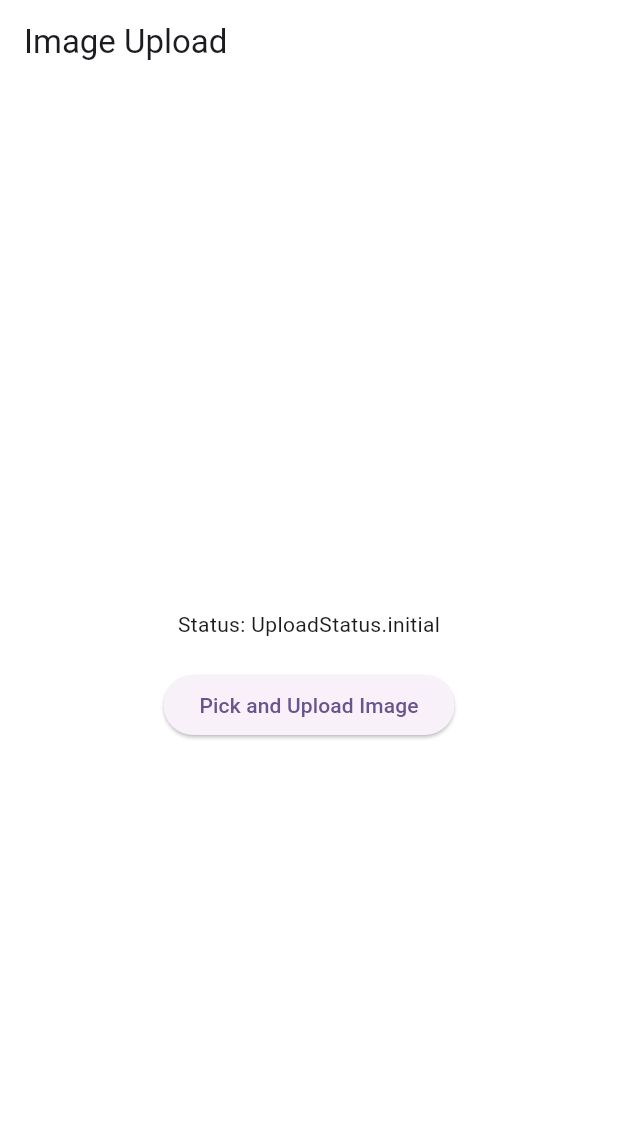
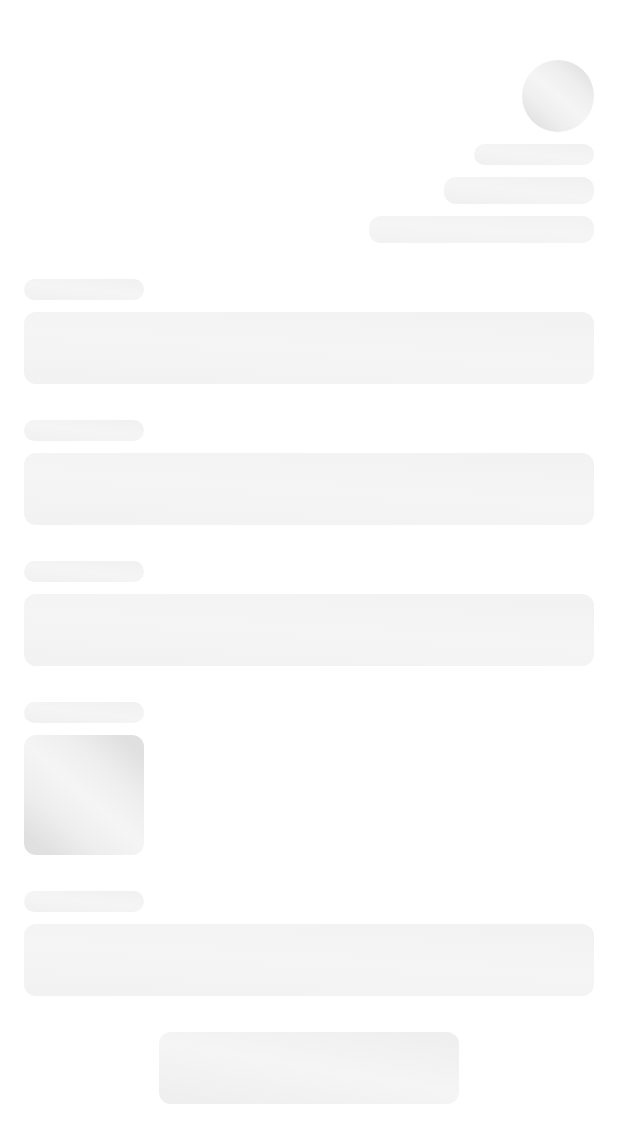
Before and after one commit to Shreyanshgupta19/Upload-image-to-server-using-sql, a Flutter app: the screen it shows after launch, on a phone screen of 412 x 824 dp. Shown: the top 1143 px of the screen. Run offline on Flutter 3.47's test engine with Material 3 defaults, Android fonts, the phone set to English and light mode, and no system bars; our stand-ins replace dio, file_picker, flutter_riverpod, image_picker, sqflite; accounts and stored records are empty.

Commit message:
adding shimmer effect

```diff
--- /dev/null
+++ b/lib/config/Shimmer effect/Shimmer_Dummy_UI/shimmer effect.dart
@@ -0,0 +1,75 @@
+import 'package:flutter/material.dart';
+import 'package:upload_image_to_server_using_sql/config/Shimmer%20effect/Shimmer_Group_Widget/shimmer_group_widget.dart';
+import 'package:upload_image_to_server_using_sql/config/Shimmer%20effect/Shimmer_Widget/shimmer_container.dart';
+
+class ShimmerFormLoading extends StatelessWidget {
+  const ShimmerFormLoading({Key? key}) : super(key: key);
+
+  @override
+  Widget build(BuildContext context) {
+    return Padding(
+      padding: const EdgeInsets.all(16.0),
+      child: SingleChildScrollView(
+        child: Column(
+          crossAxisAlignment: CrossAxisAlignment.start,
+          children: [
+            const SizedBox(height: 24),
+
+            // for Profile
+            ShimmerGroup(
+              rowMainAxisAlignment: MainAxisAlignment.end,
+              rowCrossAxisAlignment: CrossAxisAlignment.center,
+              columnMainAxisAlignment: MainAxisAlignment.center,
+              columnCrossAxisAlignment: CrossAxisAlignment.end,
+              insideChildren: [
+                buildShimmerField(height: 48, width: 48, radius: 100),
+                const SizedBox(height: 8),
+                buildShimmerLabel(),
+                const SizedBox(height: 8),
+                buildShimmerField(height: 18, width: 100),
+                const SizedBox(height: 8),
+                buildShimmerField(height: 18, width: 150),
+                const SizedBox(height: 24),
+              ],
+
+            ),
+
+            // Name field shimmer
+            buildShimmerLabel(),
+            const SizedBox(height: 8),
+            buildShimmerField(height: 48),
+            const SizedBox(height: 24),
+
+            // Email field shimmer
+            buildShimmerLabel(),
+            const SizedBox(height: 8),
+            buildShimmerField(height: 48),
+            const SizedBox(height: 24),
+
+            // Message field shimmer
+            buildShimmerLabel(),
+            const SizedBox(height: 8),
+            buildShimmerField(height: 48),
+            const SizedBox(height: 24),
+            buildShimmerLabel(),
+            const SizedBox(height: 8),
+            buildShimmerField(height: 80, width: 80),
+            const SizedBox(height: 24),
+            buildShimmerLabel(),
+            const SizedBox(height: 8),
+            buildShimmerField(height: 48),
+            const SizedBox(height: 24),
+
+
+            // Button shimmer
+            Center(
+              child: buildShimmerField(height: 48, width: 200),
+            ),
+            const SizedBox(height: 24),
+          ],
+        ),
+      ),
+    );
+  }
+
+}
--- /dev/null
+++ b/lib/config/Shimmer effect/Shimmer_Group_Widget/shimmer_group_widget.dart
@@ -0,0 +1,39 @@
+import 'package:flutter/material.dart';
+
+class ShimmerGroup extends StatelessWidget {
+  final MainAxisAlignment? rowMainAxisAlignment;
+  final CrossAxisAlignment? rowCrossAxisAlignment;
+  final MainAxisAlignment? columnMainAxisAlignment;
+  final CrossAxisAlignment? columnCrossAxisAlignment;
+  final List<Widget>? insideChildren;
+  final List<Widget>? outsideChildren;
+
+  const ShimmerGroup({
+    super.key,
+    this.rowMainAxisAlignment,
+    this.rowCrossAxisAlignment,
+    this.columnMainAxisAlignment,
+    this.columnCrossAxisAlignment,
+    this.insideChildren,
+    this.outsideChildren,
+  });
+
+  @override
+  Widget build(BuildContext context) {
+    return Row(
+      mainAxisAlignment: rowMainAxisAlignment ?? MainAxisAlignment.start,
+      crossAxisAlignment: rowCrossAxisAlignment ?? CrossAxisAlignment.start,
+      children: [
+        Column(
+          mainAxisAlignment: columnMainAxisAlignment ?? MainAxisAlignment.start,
+          crossAxisAlignment: columnCrossAxisAlignment ?? CrossAxisAlignment.start,
+          children: insideChildren ?? [],
+        ),
+        if (outsideChildren != null && outsideChildren!.isNotEmpty) ...[
+          const SizedBox(width: 16),
+          ...outsideChildren!,
+        ],
+      ],
+    );
+  }
+}
--- /dev/null
+++ b/lib/config/Shimmer effect/Shimmer_Widget/shimmer_container.dart
@@ -0,0 +1,95 @@
+import 'package:flutter/material.dart';
+
+Widget buildShimmerLabel() {
+  return ShimmerContainer(
+    height: 14,
+    width: 80,
+  );
+}
+
+Widget buildShimmerField({
+  required double height,
+  double? width,
+  double? radius,
+}) {
+  return ShimmerContainer(
+    height: height,
+    width: width,
+    radius: radius,
+  );
+}
+
+class ShimmerContainer extends StatefulWidget {
+  final double height;
+  final double? width;
+  final double? radius;
+
+  const ShimmerContainer({
+    Key? key,
+    required this.height,
+    this.width,
+    this.radius,
+  }) : super(key: key);
+
+  @override
+  State<ShimmerContainer> createState() => _ShimmerContainerState();
+}
+
+class _ShimmerContainerState extends State<ShimmerContainer> with SingleTickerProviderStateMixin {
+  late AnimationController _controller;
+  late Animation<double> _animation;
+
+  @override
+  void initState() {
+    super.initState();
+    _controller = AnimationController(
+      vsync: this,
+      duration: const Duration(milliseconds: 1500),
+    )..repeat();
+
+    _animation = Tween<double>(begin: -2, end: 2).animate(
+      CurvedAnimation(parent: _controller, curve: Curves.easeInOutSine),
+    );
+  }
+
+  @override
+  void dispose() {
+    _controller.dispose();
+    super.dispose();
+  }
+
+  @override
+  Widget build(BuildContext context) {
+    return AnimatedBuilder(
+      animation: _animation,
+      builder: (context, child) {
+        return Container(
+          width: widget.width ?? double.infinity,
+          height: widget.height,
+          decoration: BoxDecoration(
+            borderRadius: BorderRadius.circular(widget.radius ?? 8),
+            gradient: LinearGradient(
+              begin: Alignment.topLeft,
+              end: Alignment.bottomRight,
+              stops: [
+                0.1,
+                0.3,
+                0.5,
+                0.7,
+                0.9,
+              ],
+              colors: [
+                Colors.grey[300]!,
+                Colors.grey[200]!,
+                Colors.grey[100]!,
+                Colors.grey[200]!,
+                Colors.grey[300]!,
+              ],
+              transform: GradientRotation(_animation.value),
+            ),
+          ),
+        );
+      },
+    );
+  }
+}
--- a/lib/main.dart
+++ b/lib/main.dart
@@ -1,5 +1,6 @@
 import 'package:flutter/material.dart';
 import 'package:flutter_riverpod/flutter_riverpod.dart';
+import 'package:upload_image_to_server_using_sql/config/Shimmer%20effect/Shimmer_Dummy_UI/shimmer%20effect.dart';
 import 'package:upload_image_to_server_using_sql/view/ImageUploadView.dart';
 
 void main() {
@@ -18,7 +19,7 @@ class MyApp extends StatelessWidget {
         colorScheme: ColorScheme.fromSeed(seedColor: Colors.deepPurple),
         useMaterial3: true,
       ),
-      home: ImageUploadView(),
+      home: ShimmerFormLoading(),
     );
   }
 }
```
Also changed, not shown: lib/view/ImageUploadView.dart (line endings or trailing spaces).
